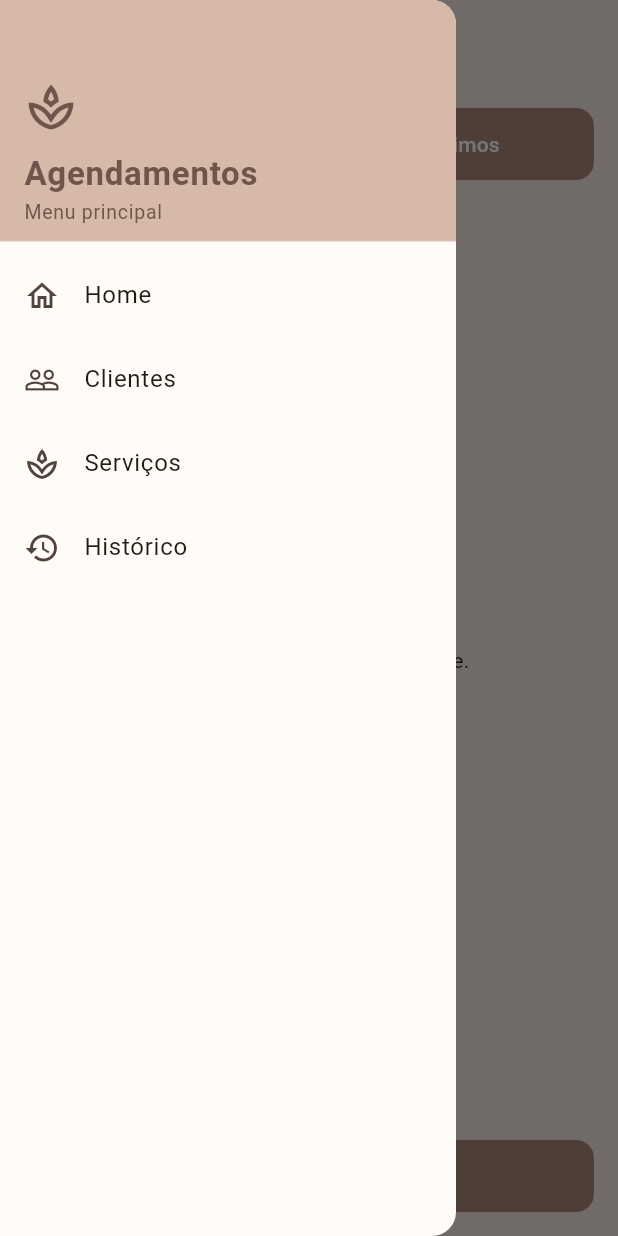
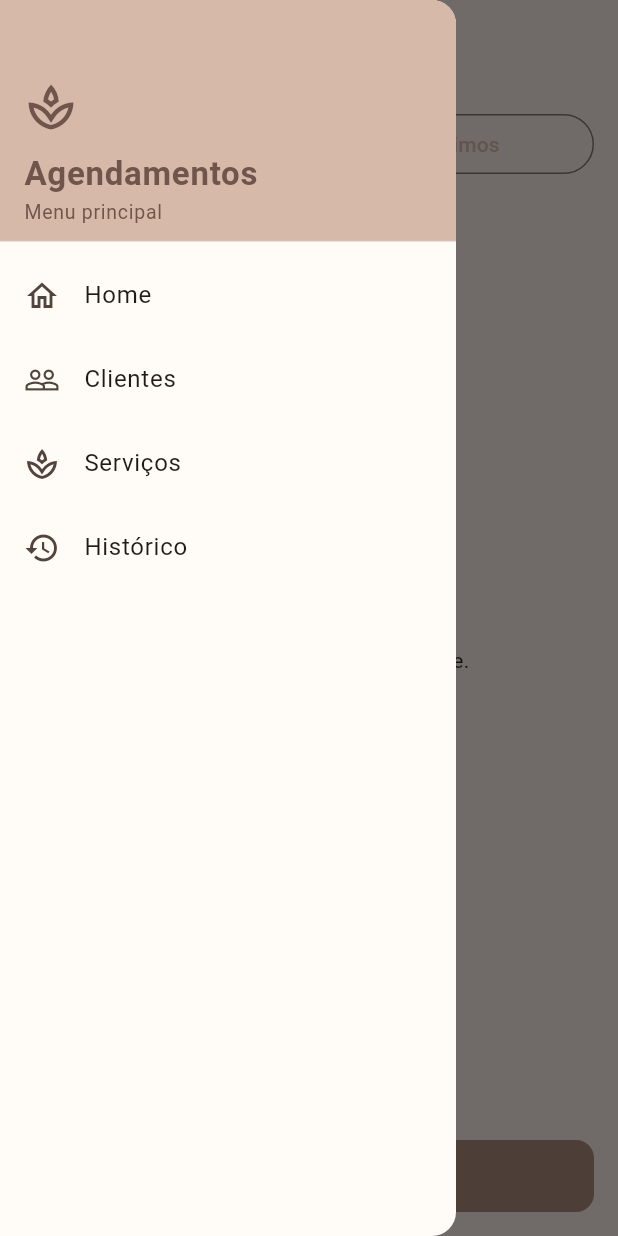
Before and after one commit to MatheusZoreck/agendamentos_app, a Flutter app: the screen it shows after launch, in the side drawer, after a tap on "Hoje", on a phone screen of 412 x 824 dp. Run offline on Flutter 3.47's test engine with Material 3 defaults, Android fonts, the phone set to English and light mode, and no system bars; our stand-ins replace cloud_firestore, firebase_core; accounts and stored records are empty.

Commit message:
Refatorar o código para melhor legibilidade e manutenibilidade; remover espaços em branco desnecessários e otimizar o tratamento de diálogos para ações de agendamento.

```diff
--- a/lib/screens/home_page.dart
+++ b/lib/screens/home_page.dart
@@ -17,9 +17,7 @@ class _HomeScreenState extends State<HomeScreen> {
   String filtroAgendamentos = 'Hoje';
   Timer? _timerVerificacao;
 
-  Future<void> excluirAgendamento(
-  String documentoId,
-) async {
+  Future<void> excluirAgendamento(String documentoId) async {
     final confirmar = await showDialog<bool>(
       context: context,
       builder: (context) => AlertDialog(
@@ -74,7 +72,6 @@ class _HomeScreenState extends State<HomeScreen> {
   Future<void> cancelarAgendamento(
     String documentoId,
     String statusAtual,
-
   ) async {
     final confirmar = await showDialog<bool>(
       context: context,
@@ -100,10 +97,11 @@ class _HomeScreenState extends State<HomeScreen> {
           ),
         ],
       ),
+    );
 
-);
     if (confirmar != true) return;
 
+    try {
       await FirebaseFirestore.instance
           .collection('agendamentos')
           .doc(documentoId)
@@ -111,6 +109,22 @@ class _HomeScreenState extends State<HomeScreen> {
         'status': 'cancelado',
       });
 
+      if (!mounted) return;
+
+      ScaffoldMessenger.of(context).showSnackBar(
+        const SnackBar(
+          content: Text('Agendamento cancelado com sucesso!'),
+        ),
+      );
+    } catch (e) {
+      if (!mounted) return;
+
+      ScaffoldMessenger.of(context).showSnackBar(
+        SnackBar(
+          content: Text('Erro ao cancelar agendamento: $e'),
+        ),
+      );
+    }
   }
 
   @override
@@ -133,56 +147,46 @@ void initState() {
     super.dispose();
   }
 
-
   Future<void> verificarAgendamentos() async {
     final agora = DateTime.now();
 
     try {
+      // Busca apenas agendamentos ativos sem exigir índice composto no Firestore
       final snapshot = await FirebaseFirestore.instance
           .collection('agendamentos')
           .where('status', isEqualTo: 'agendado')
-        .where(
-          'data',
-          isLessThanOrEqualTo: Timestamp.fromDate(agora),
-        )
           .get();
+
+      final batch = FirebaseFirestore.instance.batch();
+      var alteracoes = 0;
 
       for (final documento in snapshot.docs) {
         final dados = documento.data();
+        final timestamp = dados['data'] as Timestamp?;
+        if (timestamp == null) continue;
 
-      final dataHora = (dados['data'] as Timestamp).toDate();
-
-      final tempoTotal =
-          (dados['tempoTotal'] as num?)?.toInt() ?? 0;
-
-      final dataHoraFinal = dataHora.add(
-        Duration(minutes: tempoTotal),
-      );
+        final dataHora = timestamp.toDate();
+        final tempoTotal = (dados['tempoTotal'] as num?)?.toInt() ?? 0;
+        final dataHoraFinal = dataHora.add(Duration(minutes: tempoTotal));
 
         if (agora.isAfter(dataHoraFinal)) {
-        await documento.reference.update({
-          'status': 'concluído',
-        });
+          batch.update(documento.reference, {'status': 'concluído'});
+          alteracoes++;
         }
+      }
+
+      if (alteracoes > 0) {
+        await batch.commit();
       }
     } catch (e) {
       debugPrint('Erro ao verificar agendamentos: $e');
     }
   }
 
-
-Widget _listaAgendamentos() {
+  Stream<QuerySnapshot<Map<String, dynamic>>> _obterStreamAgendamentos() {
     final agora = DateTime.now();
-
-  final inicioHoje = DateTime(
-    agora.year,
-    agora.month,
-    agora.day,
-  );
-
-  final inicioAmanha = inicioHoje.add(
-    const Duration(days: 1),
-  );
+    final inicioHoje = DateTime(agora.year, agora.month, agora.day);
+    final inicioAmanha = inicioHoje.add(const Duration(days: 1));
 
     Query<Map<String, dynamic>> consulta =
         FirebaseFirestore.instance.collection('agendamentos');
@@ -197,20 +201,20 @@ Widget _listaAgendamentos() {
             'data',
             isLessThan: Timestamp.fromDate(inicioAmanha),
           );
-    } else if (filtroAgendamentos == 'Próximos') {
+    } else {
+      // Próximos
       consulta = consulta.where(
         'data',
         isGreaterThanOrEqualTo: Timestamp.fromDate(inicioAmanha),
       );
-    } else {
-      consulta = consulta.where(
-        'status',
-        whereIn: ['concluído', 'cancelado'],
-      );
     }
 
+    return consulta.orderBy('data').snapshots();
+  }
+
+  Widget _listaAgendamentos() {
     return StreamBuilder<QuerySnapshot<Map<String, dynamic>>>(
-    stream: consulta.orderBy('data').snapshots(),
+      stream: _obterStreamAgendamentos(),
       builder: (context, snapshot) {
         if (snapshot.connectionState == ConnectionState.waiting) {
           return const Center(
@@ -250,8 +254,8 @@ Widget _listaAgendamentos() {
                     ? Colors.red
                     : Colors.blue;
 
-          final dataHora = (dados['data'] as Timestamp).toDate();
-
+            final timestamp = dados['data'] as Timestamp?;
+            final dataHora = timestamp?.toDate() ?? DateTime.now();
 
             final horario =
                 '${dataHora.hour.toString().padLeft(2, '0')}:'
@@ -273,8 +277,8 @@ Widget _listaAgendamentos() {
               margin: const EdgeInsets.symmetric(vertical: 6),
               child: ListTile(
                 leading: CircleAvatar(
+                  radius: 24,
                   child: Text(horario),
-                radius: 24,
                 ),
                 title: Text(
                   (dados['clienteNome'] ?? 'Cliente sem nome').toString(),
@@ -317,7 +321,6 @@ Widget _listaAgendamentos() {
                       ),
                     ),
                     PopupMenuButton<String>(
-
                       onSelected: (opcao) async {
                         final documentoId = documentos[index].id;
 
@@ -357,13 +360,10 @@ Widget _listaAgendamentos() {
                           }
                         } else if (opcao == 'cancelar') {
                           cancelarAgendamento(documentoId, status.toString());
-                    }
-                    else if (opcao == 'excluir') {
+                        } else if (opcao == 'excluir') {
                           excluirAgendamento(documentoId);
                         }
                       },
-
-
                       itemBuilder: (context) => [
                         if (status != 'cancelado')
                           const PopupMenuItem<String>(
@@ -382,8 +382,10 @@ Widget _listaAgendamentos() {
                           ),
                         const PopupMenuItem<String>(
                           value: 'excluir',
-                      child: Text('Excluir',
-                      style: TextStyle(color: Colors.red),),
+                          child: Text(
+                            'Excluir',
+                            style: TextStyle(color: Colors.red),
+                          ),
                         ),
                       ],
                     ),
@@ -397,7 +399,6 @@ Widget _listaAgendamentos() {
     );
   }
 
-
   @override
   Widget build(BuildContext context) {
     return Scaffold(
@@ -409,7 +410,6 @@ Widget _listaAgendamentos() {
           ),
         ),
       ),
-
       drawer: Drawer(
         backgroundColor: const Color(0xFFFFFCF8),
         child: ListView(
@@ -447,21 +447,13 @@ Widget _listaAgendamentos() {
                 ],
               ),
             ),
-
             ListTile(
               leading: const Icon(Icons.home_outlined),
               title: const Text('Home'),
               onTap: () {
-              Navigator.pop(context);
-              Navigator.push(
-                context,
-                MaterialPageRoute(
-                  builder: (context) => const HomeScreen(),
-                ),
-              );
+                Navigator.pop(context); // Apenas fecha o Drawer, pois já está na Home
               },
             ),
-
             ListTile(
               leading: const Icon(Icons.people_outline),
               title: const Text('Clientes'),
@@ -475,7 +467,6 @@ Widget _listaAgendamentos() {
                 );
               },
             ),
-
             ListTile(
               leading: const Icon(Icons.spa_outlined),
               title: const Text('Serviços'),
@@ -489,7 +480,6 @@ Widget _listaAgendamentos() {
                 );
               },
             ),
-
             ListTile(
               leading: const Icon(Icons.history),
               title: const Text('Histórico'),
@@ -506,7 +496,6 @@ Widget _listaAgendamentos() {
           ],
         ),
       ),
-
       body: Column(
         children: [
           Padding(
@@ -514,7 +503,16 @@ Widget _listaAgendamentos() {
             child: Row(
               children: [
                 Expanded(
-                    child: ElevatedButton(
+                  child: filtroAgendamentos == 'Hoje'
+                      ? ElevatedButton(
+                          onPressed: () {
+                            setState(() {
+                              filtroAgendamentos = 'Hoje';
+                            });
+                          },
+                          child: const Text('Hoje'),
+                        )
+                      : OutlinedButton(
                           onPressed: () {
                             setState(() {
                               filtroAgendamentos = 'Hoje';
@@ -525,7 +523,16 @@ Widget _listaAgendamentos() {
                 ),
                 const SizedBox(width: 8),
                 Expanded(
-                    child: ElevatedButton(
+                  child: filtroAgendamentos == 'Próximos'
+                      ? ElevatedButton(
+                          onPressed: () {
+                            setState(() {
+                              filtroAgendamentos = 'Próximos';
+                            });
+                          },
+                          child: const Text('Próximos'),
+                        )
+                      : OutlinedButton(
                           onPressed: () {
                             setState(() {
                               filtroAgendamentos = 'Próximos';
@@ -537,11 +544,9 @@ Widget _listaAgendamentos() {
               ],
             ),
           ),
-
           Expanded(
             child: _listaAgendamentos(),
           ),
-
           Padding(
             padding: const EdgeInsets.all(16),
             child: SizedBox(
@@ -551,8 +556,7 @@ Widget _listaAgendamentos() {
                   Navigator.push(
                     context,
                     MaterialPageRoute(
-                        builder: (context) =>
-                            const NovoAgendamentoScreen(),
+                      builder: (context) => const NovoAgendamentoScreen(),
                     ),
                   );
                 },
@@ -563,7 +567,6 @@ Widget _listaAgendamentos() {
           ),
         ],
       ),
-
     );
   }
 }
```
Also changed, not shown: lib/screens/historico_page.dart (+57 -25 lines), lib/screens/agendamento_page.dart (line endings or trailing spaces). Lines whose indentation alone changed are shown as unchanged.
